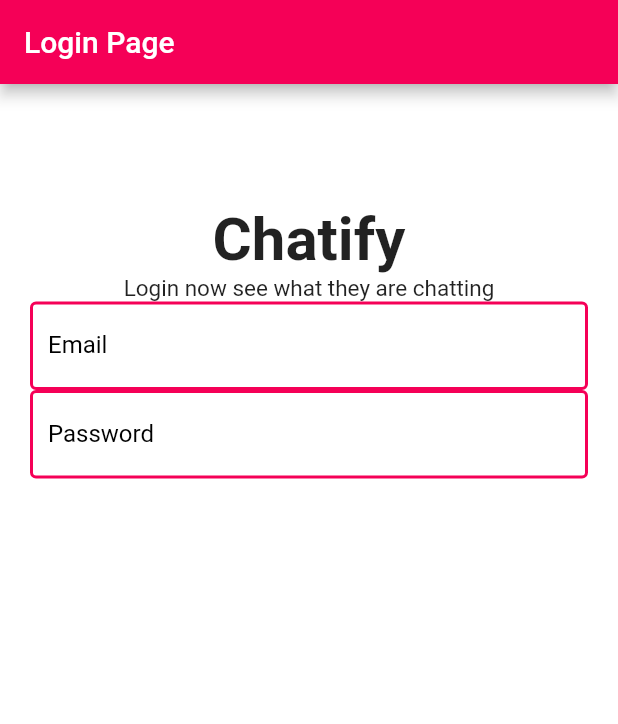
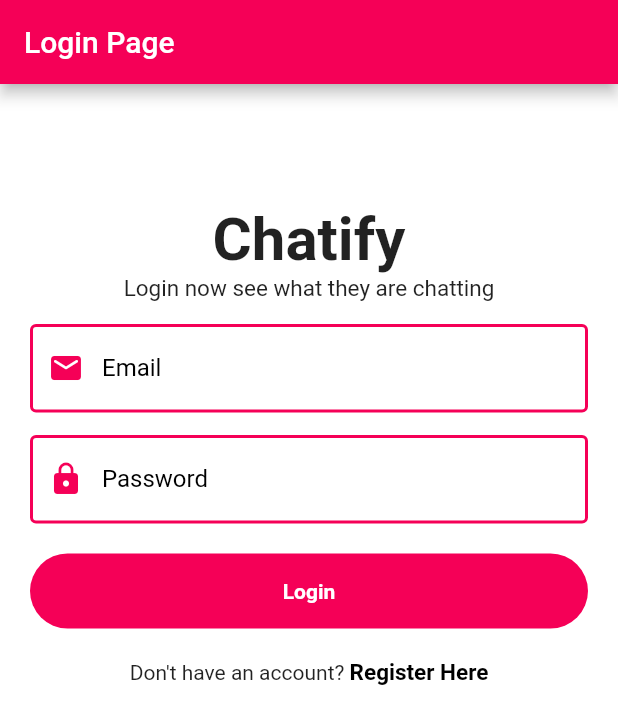
Before and after one commit to Debjit0/firebase_chat, a Flutter app: the screen it shows after launch, on a phone screen of 412 x 824 dp. Shown: the top 724 px of the screen. Run offline on Flutter 3.47's test engine with Material 2 defaults, Android fonts, the phone set to English and light mode, and no system bars; our stand-ins replace firebase_core, get, shared_preferences; accounts and stored records are empty.

Commit message:
Login page done

```diff
--- a/lib/pages/loginpage.dart
+++ b/lib/pages/loginpage.dart
@@ -1,4 +1,6 @@
+import 'package:firebase_chat/pages/registerpage.dart';
 import 'package:firebase_chat/widgets/widgets.dart';
+import 'package:flutter/gestures.dart';
 import 'package:flutter/material.dart';
 import 'package:flutter/src/widgets/framework.dart';
 import 'package:flutter/src/widgets/placeholder.dart';
@@ -12,6 +14,8 @@ class LoginPage extends StatefulWidget {
 
 class _LoginPageState extends State<LoginPage> {
   final formkey = GlobalKey<FormState>();
+  String email = "";
+  String password = "";
   @override
   Widget build(BuildContext context) {
     return Scaffold(
@@ -36,16 +40,86 @@ class _LoginPageState extends State<LoginPage> {
                   "Login now see what they are chatting",
                   style: TextStyle(fontSize: 15, fontWeight: FontWeight.w400),
                 ),
+                SizedBox(
+                  height: 15,
+                ),
                 TextFormField(
                   decoration: textInputDecoration.copyWith(
                     labelText: "Email",
+                    prefixIcon: Icon(
+                      Icons.email_rounded,
+                      color: Theme.of(context).primaryColor,
+                    ),
+                  ),
+                  onChanged: (value) {
+                    setState(() {
+                      email = value;
+                    });
+                  },
+                  validator: (value) {
+                    RegExp(r"^[a-zA-Z0-9.a-zA-Z0-9.!#$%&'*+-/=?^_`{|}~]+@[a-zA-Z0-9]+\.[a-zA-Z]+")
+                            .hasMatch(value!)
+                        ? null
+                        : "Please enter a valid email";
+                  },
+                ),
+                const SizedBox(
+                  height: 15,
+                ),
+                TextFormField(
+                  obscureText: true,
+                  decoration: textInputDecoration.copyWith(
+                    labelText: "Password",
+                    prefixIcon: Icon(
+                      Icons.lock,
+                      color: Theme.of(context).primaryColor,
+                    ),
+                  ),
+                  onChanged: (value) {
+                    setState(() {
+                      email = value;
+                    });
+                  },
+                  validator: (value) {
+                    (value!.length < 6) ? "Password cant be less than 6" : null;
+                  },
+                ),
+                SizedBox(
+                  height: 20,
+                ),
+                Container(
+                  height: 50,
+                  width: double.infinity,
+                  child: ElevatedButton(
+                    style: ElevatedButton.styleFrom(
+                        backgroundColor: Theme.of(context).primaryColor,
+                        elevation: 0,
+                        shape: RoundedRectangleBorder(
+                            borderRadius: BorderRadius.circular(30))),
+                    child: Text(
+                      "Login",
+                      style: TextStyle(fontWeight: FontWeight.bold),
+                    ),
+                    onPressed: () {
+                      login();
+                    },
                   ),
                 ),
-                TextFormField(
-                  decoration: textInputDecoration.copyWith(
-                    labelText: "Password",
-                  ),
+                SizedBox(
+                  height: 20,
                 ),
+                Text.rich(TextSpan(text: "Don't have an account? ", children: [
+                  TextSpan(
+                      text: "Register Here",
+                      style: TextStyle(
+                          color: Colors.black,
+                          fontWeight: FontWeight.bold,
+                          fontSize: 15),
+                      recognizer: TapGestureRecognizer()
+                        ..onTap = () {
+                          nextPage(page: RegisterPage(), context: context);
+                        }),
+                ]))
               ],
             ),
           ),
@@ -53,4 +127,6 @@ class _LoginPageState extends State<LoginPage> {
       ),
     );
   }
+
+  login() {}
 }
```
Also changed, not shown: lib/pages/registerpage.dart (added, +15 -0 lines), lib/widgets/widgets.dart (+9 -0 lines).
